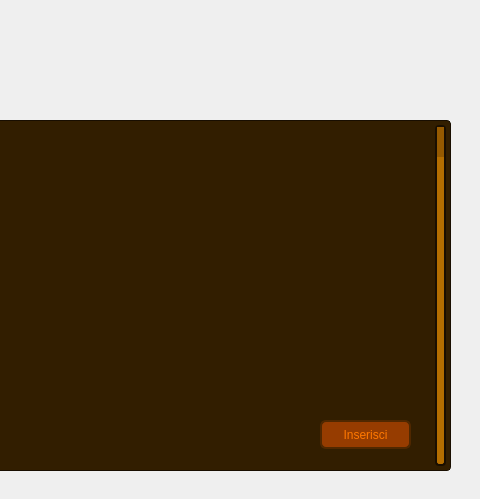
This is Viste/VistaVisualizzaRecensioniCliente.ui in GiacomoPrincipi/CineMax as Qt 5 draws it before an edit; both pictures show x 310 to 790 and y 0 to 499 of the 790 by 499 pixel window. The edited form follows.
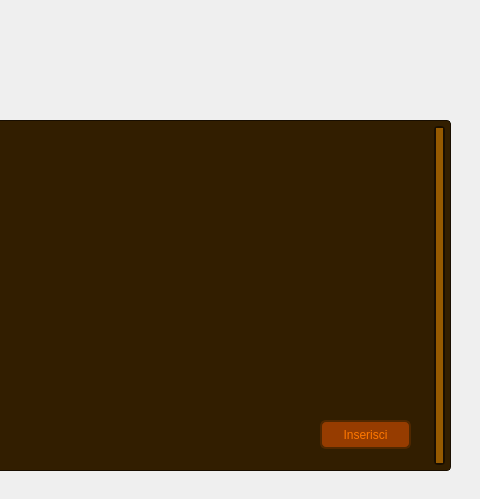
This is the edited form. Icons and pictures are not drawn. Custom widgets are drawn as their Qt base class.

Diff of the .ui file:
```diff
--- a/Viste/VistaVisualizzaRecensioniCliente.ui
+++ b/Viste/VistaVisualizzaRecensioniCliente.ui
@@ -88,70 +88,6 @@
     <bool>true</bool>
    </property>
   </widget>
-  <widget class="QListView" name="listViewRecensioni">
-   <property name="geometry">
-    <rect>
-     <x>30</x>
-     <y>120</y>
-     <width>731</width>
-     <height>351</height>
-    </rect>
-   </property>
-   <property name="styleSheet">
-    <string notr="true">QListView {
-    background-color: #321E00;
-    color: #965A00;
-    border: 1px solid #190E00;
-    border-radius: 4px;
-}
-
-QListView::item:selected {
-    background-color: #C86400;
-    color: #FF7800;
-}
-
-QListView::item:hover {
-    background-color: #C86400;
-}</string>
-   </property>
-  </widget>
-  <widget class="QScrollBar" name="verticalScrollBarRecensioni">
-   <property name="geometry">
-    <rect>
-     <x>740</x>
-     <y>120</y>
-     <width>21</width>
-     <height>351</height>
-    </rect>
-   </property>
-   <property name="styleSheet">
-    <string notr="true">QScrollBar:vertical {
-        background: #B46E00;
-        border: 2px solid #190E00;
-    border-radius: 4px;
-        width: 15px;
-        margin: 5px;
-}
-
-QScrollBar::handle:vertical {
-        background: #965A00;
-        min-height: 20px;
-    border-radius: 4px;
-}
-
-QScrollBar::handle:vertical:hover {
-        background: #C86400;
-}
-
-QScrollBar::add-line:vertical, QScrollBar::sub-line:vertical {
-        background: none;
-        border: none;
-            }</string>
-   </property>
-   <property name="orientation">
-    <enum>Qt::Orientation::Vertical</enum>
-   </property>
-  </widget>
   <widget class="QLabel" name="labelBarra">
    <property name="geometry">
     <rect>
@@ -200,6 +136,119 @@
     <string>Inserisci</string>
    </property>
   </widget>
+  <widget class="QTableView" name="tableViewRecensioni">
+   <property name="geometry">
+    <rect>
+     <x>30</x>
+     <y>120</y>
+     <width>731</width>
+     <height>351</height>
+    </rect>
+   </property>
+   <property name="styleSheet">
+    <string notr="true">QTableView {
+    background-color: #321E00;
+    color: #965A00;
+    border: 1px solid #190E00;
+    border-radius: 4px;
+    font-size: 11px;
+}
+
+QTableView:focus {
+    outline: none;
+}
+
+QHeaderView::section {
+    background-color: #5A3400;
+    color: #C87800;
+    border: 1px solid #3B1C00;
+	border-left: none;
+    border-right: none;
+	text-align: left;
+    padding: 3px;
+}
+
+QTableView::item {
+	border: 1px solid #190E00;
+    border-left: none;
+    border-right: none;
+	border-bottom: none;
+}
+
+QTableView::item:selected {
+    background-color: #C86400;
+    color: #FF7800;
+}
+
+QTableView QScrollBar:vertical {
+        background: #B46E00;
+        border: 2px solid #190E00;
+        border-radius: 4px;
+        width: 21px;
+        margin: 5px;
+}
+
+QTableView QScrollBar::handle:vertical {
+	background: #965A00;
+    min-height: 20px;
+    border-radius: 4px;
+}
+
+QTableView QScrollBar::handle:vertical:hover {
+     background: #C86400;
+}
+
+QTableView QScrollBar::add-line:vertical, QScrollBar::sub-line:vertical {
+	background: none;
+    border: none;
+}</string>
+   </property>
+   <property name="verticalScrollBarPolicy">
+    <enum>Qt::ScrollBarPolicy::ScrollBarAlwaysOn</enum>
+   </property>
+   <property name="horizontalScrollBarPolicy">
+    <enum>Qt::ScrollBarPolicy::ScrollBarAlwaysOff</enum>
+   </property>
+   <property name="sizeAdjustPolicy">
+    <enum>QAbstractScrollArea::SizeAdjustPolicy::AdjustToContents</enum>
+   </property>
+   <property name="tabKeyNavigation">
+    <bool>false</bool>
+   </property>
+   <property name="showDropIndicator" stdset="0">
+    <bool>false</bool>
+   </property>
+   <property name="dragDropOverwriteMode">
+    <bool>false</bool>
+   </property>
+   <property name="selectionMode">
+    <enum>QAbstractItemView::SelectionMode::SingleSelection</enum>
+   </property>
+   <property name="selectionBehavior">
+    <enum>QAbstractItemView::SelectionBehavior::SelectRows</enum>
+   </property>
+   <property name="showGrid">
+    <bool>false</bool>
+   </property>
+   <property name="cornerButtonEnabled">
+    <bool>false</bool>
+   </property>
+   <attribute name="horizontalHeaderHighlightSections">
+    <bool>false</bool>
+   </attribute>
+   <attribute name="verticalHeaderVisible">
+    <bool>false</bool>
+   </attribute>
+   <attribute name="verticalHeaderMinimumSectionSize">
+    <number>25</number>
+   </attribute>
+   <attribute name="verticalHeaderDefaultSectionSize">
+    <number>25</number>
+   </attribute>
+   <attribute name="verticalHeaderHighlightSections">
+    <bool>false</bool>
+   </attribute>
+  </widget>
   <zorder>labelBarra</zorder>
   <zorder>Sfondo</zorder>
   <zorder>labelTitolo</zorder>
@@ -208,6 +257,13 @@
   <zorder>verticalScrollBarRecensioni</zorder>
   <zorder>pushButtonInserisci</zorder>
  </widget>
+ <customwidgets>
+  <customwidget>
+   <class>ClickableLabel</class>
+   <extends>QLabel</extends>
+   <header>clickablelabel.h</header>
+  </customwidget>
+ </customwidgets>
  <resources/>
  <connections/>
 </ui>
```
Left out of the diff: 7 changed lines with no effect on the pictures.
